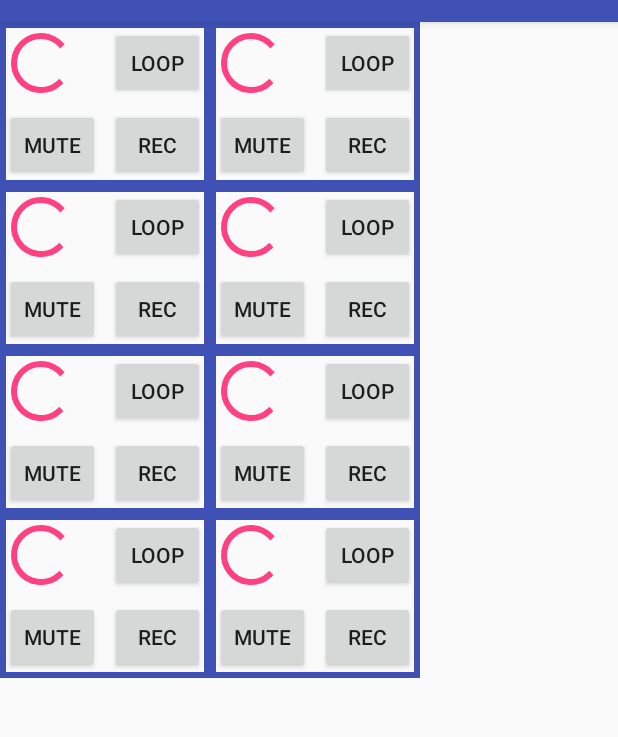
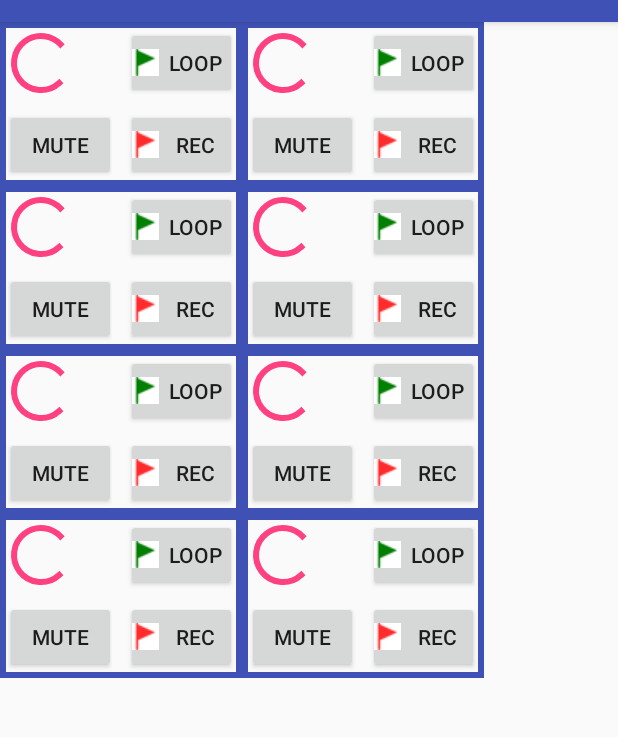
Before and after one commit to tonketonky/mighty-looper, an Android app: the fragment ControlsFragment shown on its own in the app's theme, on a phone screen of 412 x 824 dp, the part 62-799 px from its top. Run offline under Robolectric (Android 15) with nearby library versions, the phone set to English and light mode, and no system bars; 1 statement that could not run was skipped.

Commit message:
Added handling of track states by switching to correspondent icon and command for buttons, moved hardcoded strings to constants

```diff
--- a/mightyLooperGui/app/src/main/java/free/pstruho/mightylooper/controls/ControlsFragment.kt
+++ b/mightyLooperGui/app/src/main/java/free/pstruho/mightylooper/controls/ControlsFragment.kt
@@ -11,18 +11,26 @@ import android.view.ViewGroup
 import android.widget.GridLayout
 import free.pstruho.mightylooper.R
 import free.pstruho.mightylooper.service.LooperService
-import free.pstruho.mightylooper.utils.buildMessage
+import free.pstruho.mightylooper.utils.*
 
 class ControlsFragment : Fragment() {
 
     private lateinit var mLooperService: LooperService
+    private val mTrackControlsList = mutableListOf<TrackControls>()
     private var mBound = false
 
     private val mReceiver = object : BroadcastReceiver() {
         override fun onReceive(context: Context, intent: Intent) {
             val action = intent.action
             when (action) {
-
+                CMD_RECORDING_FLAGGED -> getTrackControls(intent)?.let { it.handleFlaggedForRecording() }
+                CMD_RECORDING_UNFLAGGED -> getTrackControls(intent)?.let { it.handleUnflaggedForRecording() }
+                CMD_RECORDING_STARTED -> getTrackControls(intent)?.let { it.handleStartedRecording() }
+                CMD_RECORDING_STOPPED -> getTrackControls(intent)?.let { it.handleStoppedRecording() }
+                CMD_TRACK_SWITCH_LOOPING_FLAGGED -> getTrackControls(intent)?.let { it.handleFlaggedForLooping() }
+                CMD_TRACK_SWITCH_LOOPING_UNFLAGGED -> getTrackControls(intent)?.let { it.handleUnflaggedForLooping() }
+                CMD_TRACK_LOOPING_STARTED -> getTrackControls(intent)?.let { it.handleStartedLooping() }
+                CMD_TRACK_LOOPING_STOPPED -> getTrackControls(intent)?.let { it.handleStoppedLooping() }
             }
         }
     }
@@ -40,8 +48,14 @@ class ControlsFragment : Fragment() {
         }
     }
 
-    private val mHandleCommand = fun(command: String, args: List<String>) {
+    private val mWriteToLooperService = fun(command: String, args: List<String>) {
         mLooperService.write(buildMessage(command, args))
+    }
+
+    private fun getTrackControls(intent: Intent): TrackControls? {
+        return mTrackControlsList.find { item ->
+            item.mChannel == intent.getStringExtra("${INTENT_ARG_PREFIX}1")
+                    && item.mTrack == intent.getStringExtra("${INTENT_ARG_PREFIX}2") }
     }
 
     override fun onCreate(savedInstanceState: Bundle?) {
@@ -53,7 +67,14 @@ class ControlsFragment : Fragment() {
 
         // register broadcast receiver
         val filter = IntentFilter()
-        //filter.addAction(ACT_SET_TEMPO)
+        filter.addAction(CMD_RECORDING_FLAGGED)
+        filter.addAction(CMD_RECORDING_UNFLAGGED)
+        filter.addAction(CMD_RECORDING_STARTED)
+        filter.addAction(CMD_RECORDING_STOPPED)
+        filter.addAction(CMD_TRACK_SWITCH_LOOPING_FLAGGED)
+        filter.addAction(CMD_TRACK_SWITCH_LOOPING_UNFLAGGED)
+        filter.addAction(CMD_TRACK_LOOPING_STARTED)
+        filter.addAction(CMD_TRACK_LOOPING_STOPPED)
         LocalBroadcastManager.getInstance(requireContext()).registerReceiver(mReceiver, filter)
     }
 
@@ -62,23 +83,17 @@ class ControlsFragment : Fragment() {
 
         val controlsLayout =  inflater.inflate(R.layout.fragment_controls, container, false) as GridLayout
 
-        val controlsT1Ch1 = controlsLayout.findViewById<TrackControls>(R.id.controlsT1Ch1)
-        controlsT1Ch1.mHandleCommand = mHandleCommand
-        val controlsT2Ch1 = controlsLayout.findViewById<TrackControls>(R.id.controlsT2Ch1)
-        controlsT2Ch1.mHandleCommand = mHandleCommand
-        val controlsT3Ch1 = controlsLayout.findViewById<TrackControls>(R.id.controlsT3Ch1)
-        controlsT3Ch1.mHandleCommand = mHandleCommand
-        val controlsT4Ch1 = controlsLayout.findViewById<TrackControls>(R.id.controlsT4Ch1)
-        controlsT4Ch1.mHandleCommand = mHandleCommand
+        mTrackControlsList.add(controlsLayout.findViewById(R.id.controlsT1Ch1))
+        mTrackControlsList.add(controlsLayout.findViewById(R.id.controlsT2Ch1))
+        mTrackControlsList.add(controlsLayout.findViewById(R.id.controlsT3Ch1))
+        mTrackControlsList.add(controlsLayout.findViewById(R.id.controlsT4Ch1))
 
-        val controlsT1Ch2 = controlsLayout.findViewById<TrackControls>(R.id.controlsT1Ch2)
-        controlsT1Ch2.mHandleCommand = mHandleCommand
-        val controlsT2Ch2 = controlsLayout.findViewById<TrackControls>(R.id.controlsT2Ch2)
-        controlsT2Ch2.mHandleCommand = mHandleCommand
-        val controlsT3Ch2 = controlsLayout.findViewById<TrackControls>(R.id.controlsT3Ch2)
-        controlsT3Ch2.mHandleCommand = mHandleCommand
-        val controlsT4Ch2 = controlsLayout.findViewById<TrackControls>(R.id.controlsT4Ch2)
-        controlsT4Ch2.mHandleCommand = mHandleCommand
+        mTrackControlsList.add(controlsLayout.findViewById(R.id.controlsT1Ch2))
+        mTrackControlsList.add(controlsLayout.findViewById(R.id.controlsT2Ch2))
+        mTrackControlsList.add(controlsLayout.findViewById(R.id.controlsT3Ch2))
+        mTrackControlsList.add(controlsLayout.findViewById(R.id.controlsT4Ch2))
+
+        mTrackControlsList.forEach { trackControls -> trackControls.mSendToLooperService = mWriteToLooperService }
 
         return controlsLayout
     }
--- a/mightyLooperGui/app/src/main/java/free/pstruho/mightylooper/controls/TrackControls.kt
+++ b/mightyLooperGui/app/src/main/java/free/pstruho/mightylooper/controls/TrackControls.kt
@@ -4,8 +4,10 @@ import android.content.Context
 import android.util.AttributeSet
 import android.widget.Button
 import android.widget.GridLayout
+import android.support.v4.content.ContextCompat
 import free.pstruho.mightylooper.R
-import free.pstruho.mightylooper.utils.CMD_REC_FLAG
+import free.pstruho.mightylooper.utils.CMD_RECORDING_FLAG
+import free.pstruho.mightylooper.utils.CMD_RECORDING_STOP
 import free.pstruho.mightylooper.utils.CMD_TRACK_FLAG_SWITCH_LOOPING
 import free.pstruho.mightylooper.utils.CMD_TRACK_SWITCH_MUTE
 
@@ -15,11 +17,10 @@ class TrackControls constructor(context: Context, attrs: AttributeSet) : GridLay
     private val mRecButton: Button
     private val mMuteButton: Button
 
-    private val mTrack: String
-    private val mChannel: String
+    val mTrack: String
+    val mChannel: String
 
-    lateinit var mHandleCommand: (command: String, args: List<String>) -> Unit
-
+    lateinit var mSendToLooperService: (command: String, args: List<String>) -> Unit
 
     init {
 
@@ -39,10 +40,46 @@ class TrackControls constructor(context: Context, attrs: AttributeSet) : GridLay
         mRecButton = findViewById(R.id.recButton)
         mMuteButton = findViewById(R.id.muteButton)
 
-        mLoopButton.setOnClickListener { mHandleCommand(CMD_TRACK_FLAG_SWITCH_LOOPING, listOf(mChannel, mTrack)) }
-        mRecButton.setOnClickListener { mHandleCommand(CMD_REC_FLAG, listOf(mChannel, mTrack)) }
-        mMuteButton.setOnClickListener { mHandleCommand(CMD_TRACK_SWITCH_MUTE, listOf(mChannel, mTrack)) }
+        mLoopButton.setOnClickListener { mSendToLooperService(CMD_TRACK_FLAG_SWITCH_LOOPING, listOf(mChannel, mTrack)) }
+        mRecButton.setOnClickListener { mSendToLooperService(CMD_RECORDING_FLAG, listOf(mChannel, mTrack)) }
+        mMuteButton.setOnClickListener { mSendToLooperService(CMD_TRACK_SWITCH_MUTE, listOf(mChannel, mTrack)) }
     }
 
+    fun handleFlaggedForRecording() {
+        setIcon(mRecButton, R.drawable.red_flag_crossed_icon)
+    }
 
+    fun handleUnflaggedForRecording() {
+        setIcon(mRecButton, R.drawable.red_flag_icon)
+    }
+
+    fun handleStartedRecording() {
+        mRecButton.setOnClickListener { mSendToLooperService(CMD_RECORDING_STOP, listOf(mChannel, mTrack)) }
+        setIcon(mRecButton, R.drawable.stop_icon)
+    }
+
+    fun handleStoppedRecording() {
+        mRecButton.setOnClickListener { mSendToLooperService(CMD_RECORDING_FLAG, listOf(mChannel, mTrack)) }
+        setIcon(mRecButton, R.drawable.red_flag_icon)
+    }
+
+    fun handleFlaggedForLooping() {
+        setIcon(mLoopButton, R.drawable.green_flag_crossed_icon)
+    }
+
+    fun handleUnflaggedForLooping() {
+        setIcon(mLoopButton, R.drawable.green_flag_icon)
+    }
+
+    fun handleStartedLooping() {
+        setIcon(mLoopButton, R.drawable.green_flag_icon)
+    }
+
+    fun handleStoppedLooping() {
+        setIcon(mLoopButton, R.drawable.green_flag_icon)
+    }
+
+    private fun setIcon(button: Button, drawableResource: Int) {
+        button.setCompoundDrawablesWithIntrinsicBounds(ContextCompat.getDrawable(context, drawableResource), null, null, null)
+    }
 }
--- a/mightyLooperGui/app/src/main/java/free/pstruho/mightylooper/settings/SettingsFragment.kt
+++ b/mightyLooperGui/app/src/main/java/free/pstruho/mightylooper/settings/SettingsFragment.kt
@@ -25,10 +25,10 @@ class SettingsFragment : PreferenceFragmentCompat(), SharedPreferences.OnSharedP
         override fun onReceive(context: Context, intent: Intent) {
             val action = intent.action
             when (action) {
-                ACT_SET_TEMPO -> {
+                CMD_SET_TEMPO -> {
                     // set 'should send' flag to false because this preference change was invoked by core
                     shouldSendValueToCore[tempoPreferenceKey] = false
-                    (findPreference(tempoPreferenceKey) as TempoPreference).update(intent.getIntExtra("${ARG_PREFIX}1", 0))
+                    (findPreference(tempoPreferenceKey) as TempoPreference).update(intent.getIntExtra("${INTENT_ARG_PREFIX}1", 0))
                 }
             }
         }
@@ -60,7 +60,7 @@ class SettingsFragment : PreferenceFragmentCompat(), SharedPreferences.OnSharedP
 
         // register broadcast receiver
         val filter = IntentFilter()
-        filter.addAction(ACT_SET_TEMPO)
+        filter.addAction(CMD_SET_TEMPO)
         LocalBroadcastManager.getInstance(requireContext()).registerReceiver(mReceiver, filter)
     }
 
--- a/mightyLooperGui/app/src/main/java/free/pstruho/mightylooper/utils/Constants.kt
+++ b/mightyLooperGui/app/src/main/java/free/pstruho/mightylooper/utils/Constants.kt
@@ -1,28 +1,59 @@
 package free.pstruho.mightylooper.utils
 
-// UUID of looper bluetooth server
+// connection constants
 const val SPP_UUID = "1e0ca4ea-299d-4335-93eb-27fcfe7fa848"
 
-// tags for logger
-const val TAG_LOOPER_SERVICE = "LOOPER SERVICE"
-const val TAG_CONTROLS = "CONTROLS"
+// internal actions
+const val ACT_UPDATE_LOOPER_LIST = "update_looper_list"
 
-// actions used in broadcasts
-const val ACT_UPDATE_LOOPER_LIST = "update_looper_list"
-const val ACT_SET_TEMPO = "set_tempo"
+// broadcast constants
+const val INTENT_ARG_PREFIX = "arg"
 
-// commands sent to looper
+// message constants
+const val MESSAGE_LITERALS_DELIMITER = "/"
+const val MESSAGE_BEGINNING = "[cmd$MESSAGE_LITERALS_DELIMITER"
+const val MESSAGE_END = "]"
+const val MESSAGE_STR_ARG_SIGN = "$"
+const val MESSAGE_NUM_ARG_SIGN = "#"
+const val MESSAGE_FORMAT_REGEX = "\\$MESSAGE_BEGINNING([^\\]]+)\\$MESSAGE_END"
+
+// commands sent to/received from looper
 const val CMD_SET_TEMPO = "set_tempo"
-const val CMD_REC_FLAG = "rec_flag"
-const val CMD_REC_CANCEL = "rec_cancel"
-const val CMD_REC_STOP = "rec_stop"
+
+const val CMD_RECORDING_FLAG = "rec_flag"
+const val CMD_RECORDING_CANCEL = "rec_cancel"
+const val CMD_RECORDING_STOP = "rec_stop"
+
+const val CMD_RECORDING_FLAGGED = "recording_flagged"
+const val CMD_RECORDING_UNFLAGGED = "recording_unflagged"
+const val CMD_RECORDING_STARTED = "recording_started"
+const val CMD_RECORDING_STOPPED = "recording_stopped"
+
+const val CMD_TRACK_SWITCH_LOOPING_FLAGGED = "track_switch_looping_flagged"
+const val CMD_TRACK_SWITCH_LOOPING_UNFLAGGED = "track_switch_looping_unflagged"
+
+const val CMD_TRACK_LOOPING_STARTED = "track_looping_started"
+const val CMD_TRACK_LOOPING_STOPPED = "track_looping_stopped"
+
 const val CMD_TRACK_FLAG_SWITCH_LOOPING = "trck_flag_switch_looping"
 const val CMD_TRACK_SWITCH_MUTE = "trck_switch_mute"
 const val CMD_TRACK_FLAG_SWAP_VERSIONS = "trck_flag_swap_versions"
 
-// message utils constants
-const val START_OF_COMMAND = "[cmd/"
-const val END_OF_COMMAND = "]"
-const val ARG_PREFIX = "arg"
-const val STR_ARG_SIGN = "$"
-const val NUM_ARG_SIGN = "#"
+// logger tags
+const val TAG_LOOPER_SERVICE = "LOOPER SERVICE"
+const val TAG_CONTROLS = "CONTROLS"
+
+// log messages
+const val LOG_CLOSING_SOCKET_ERROR = "Could not close the connect socket"
+const val LOG_COULD_NOT_CLOSE_CLIENT_SOCKET = "Could not close the client socket"
+const val LOG_COULD_NOT_CONNECT_TO_DEVICE = "Could not connect to device, closing socket"
+const val LOG_CREATING_IN_STREAM_ERROR = "Error occurred when creating input stream"
+const val LOG_CREATING_OUT_STREAM_ERROR = "Error occurred when creating output stream"
+const val LOG_CREATING_SOCKET_FAILED = "Creating socket failed"
+const val LOG_INPUT_STREAM_DISCONNECTED = "Input stream was disconnected"
+const val LOG_RECEIVED_MESSAGE = "Received message: "
+const val LOG_SENDING_DATA_ERROR = "Error occurred when sending data"
+const val LOG_SOCKET_CLOSED_DUE_TO_EXCEPTION = "Socket closed due to exception"
+const val LOG_SOCKET_CLOSED_ON_THREAD_CANCEL = "Socket closed on thread cancel"
+const val LOG_SOCKET_CONNECTED = "Socket connected"
+const val LOG_SOCKET_CREATED = "Socket created"
--- a/mightyLooperGui/app/src/main/res/layout/track_controls.xml
+++ b/mightyLooperGui/app/src/main/res/layout/track_controls.xml
@@ -23,19 +23,22 @@
 
     <Button
         android:id="@+id/loopButton"
-        android:layout_width="63dp"
+        android:layout_width="74dp"
         android:layout_height="wrap_content"
+        android:drawableLeft="@drawable/green_flag_icon"
         android:layout_marginStart="3dp"
         android:layout_marginLeft="3dp"
         android:layout_marginTop="3dp"
         android:layout_marginEnd="3dp"
         android:layout_marginRight="3dp"
         android:layout_marginBottom="3dp"
+        android:paddingLeft="4dp"
+        android:paddingRight="4dp"
         android:text="loop" />
 
     <Button
         android:id="@+id/muteButton"
-        android:layout_width="63dp"
+        android:layout_width="74dp"
         android:layout_height="wrap_content"
         android:layout_marginStart="3dp"
         android:layout_marginLeft="3dp"
@@ -47,14 +50,17 @@
 
     <Button
         android:id="@+id/recButton"
-        android:layout_width="63dp"
+        android:layout_width="74dp"
         android:layout_height="wrap_content"
+        android:drawableLeft="@drawable/red_flag_icon"
         android:layout_marginStart="3dp"
         android:layout_marginLeft="3dp"
         android:layout_marginTop="3dp"
         android:layout_marginEnd="3dp"
         android:layout_marginRight="3dp"
         android:layout_marginBottom="3dp"
+        android:paddingLeft="4dp"
+        android:paddingRight="4dp"
         android:text="rec" />
 
 
```
Also changed, not shown: mightyLooperGui/app/src/main/java/free/pstruho/mightylooper/service/LooperService.kt (+22 -22 lines), mightyLooperGui/app/src/main/java/free/pstruho/mightylooper/utils/MessageUtils.kt (+15 -16 lines), mightyLooperGui/app/src/main/res/drawable/green_flag_crossed_icon.png (added), mightyLooperGui/app/src/main/res/drawable/green_flag_icon.png (added), mightyLooperGui/app/src/main/res/drawable/red_flag_crossed_icon.png (added), mightyLooperGui/app/src/main/res/drawable/red_flag_icon.png (added), mightyLooperGui/app/src/main/res/drawable/stop_icon.png (added).
